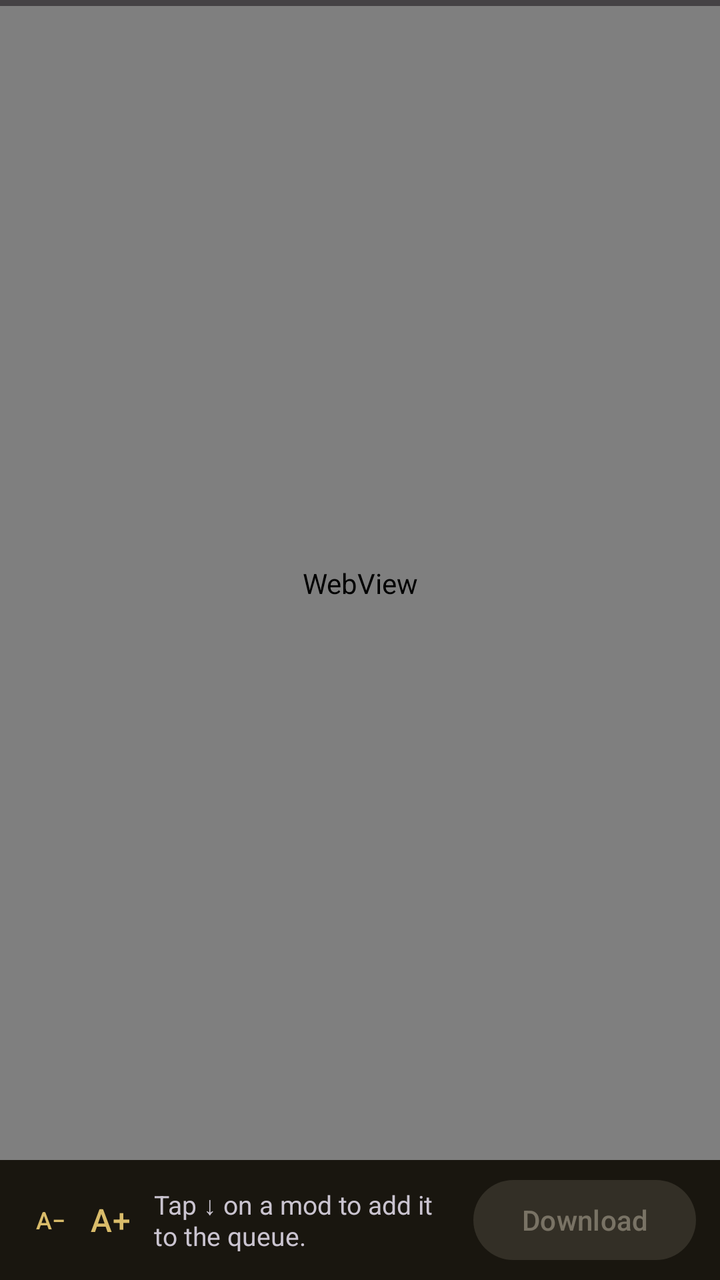
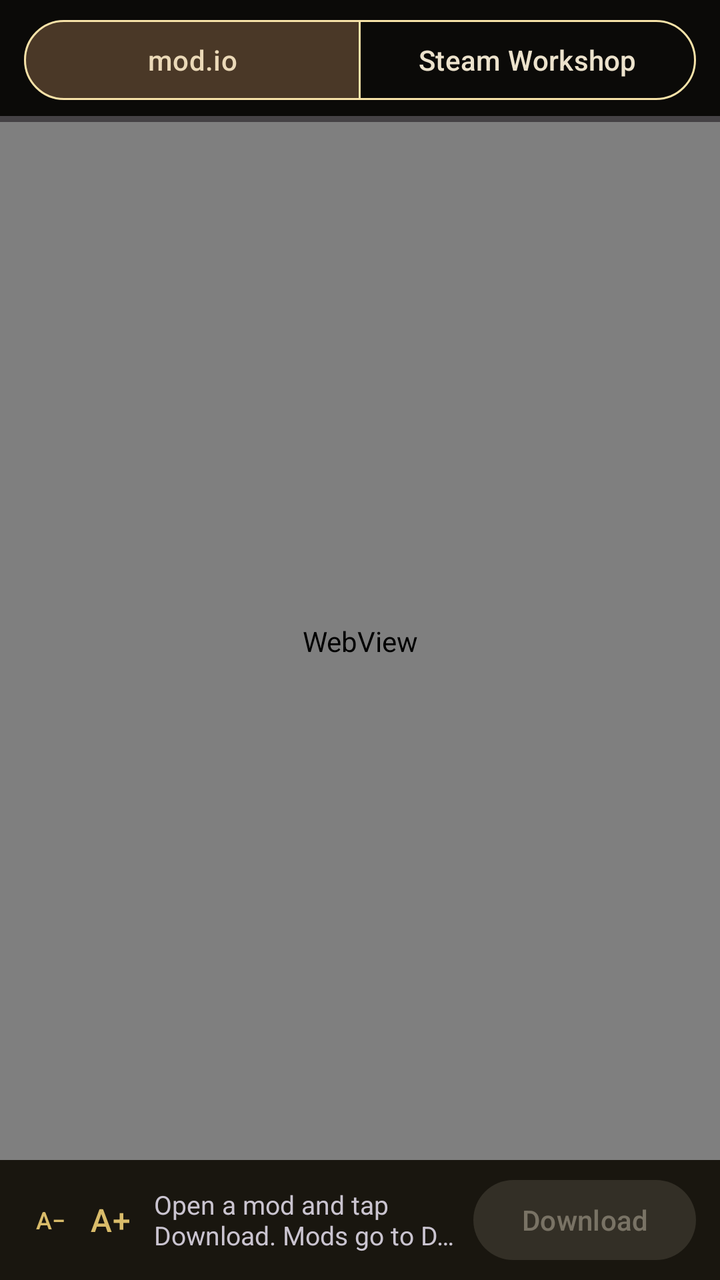

An Android layout rendered at two revisions. The XML below is the earlier revision; the diff shows what the commit changed to produce the second picture.
<!-- AndroidManifest.xml: application theme AppTheme -->
<!-- res/layout/fragment_workshop.xml -->
<?xml version="1.0" encoding="utf-8"?>
<LinearLayout xmlns:android="http://schemas.android.com/apk/res/android"
    xmlns:app="http://schemas.android.com/apk/res-auto"
    android:layout_width="match_parent"
    android:layout_height="match_parent"
    android:orientation="vertical">

    <ProgressBar
        android:id="@+id/pb_workshop"
        style="?android:attr/progressBarStyleHorizontal"
        android:layout_width="match_parent"
        android:layout_height="3dp"
        android:indeterminate="false"
        android:max="100" />

    <FrameLayout
        android:layout_width="match_parent"
        android:layout_height="0dp"
        android:layout_weight="1">

        <WebView
            android:id="@+id/wv_workshop"
            android:layout_width="match_parent"
            android:layout_height="match_parent" />

        
        <LinearLayout
            android:id="@+id/ll_workshop_offline"
            android:layout_width="match_parent"
            android:layout_height="match_parent"
            android:background="?attr/colorSurface"
            android:gravity="center"
            android:orientation="vertical"
            android:padding="32dp"
            android:visibility="gone">

            <ImageView
                android:layout_width="48dp"
                android:layout_height="48dp"
                android:importantForAccessibility="no"
                android:src="@drawable/ic_steam"
                app:tint="?attr/colorOnSurfaceVariant" />

            <TextView
                android:layout_width="wrap_content"
                android:layout_height="wrap_content"
                android:layout_marginTop="16dp"
                android:gravity="center"
                android:text="@string/workshop_offline"
                android:textAppearance="?attr/textAppearanceBodyLarge" />

            <com.google.android.material.button.MaterialButton
                android:id="@+id/btn_workshop_retry"
                android:layout_width="wrap_content"
                android:layout_height="wrap_content"
                android:layout_marginTop="16dp"
                android:text="@string/workshop_retry" />
        </LinearLayout>
    </FrameLayout>

    <LinearLayout
        android:id="@+id/ll_workshop_bar"
        android:layout_width="match_parent"
        android:layout_height="wrap_content"
        android:background="?attr/colorSurfaceContainer"
        android:gravity="center_vertical"
        android:orientation="horizontal"
        android:paddingStart="12dp"
        android:paddingTop="6dp"
        android:paddingEnd="12dp"
        android:paddingBottom="6dp">

        <com.google.android.material.button.MaterialButton
            android:id="@+id/btn_workshop_text_smaller"
            style="@style/Widget.Material3.Button.TextButton"
            android:layout_width="wrap_content"
            android:layout_height="wrap_content"
            android:minWidth="0dp"
            android:paddingStart="6dp"
            android:paddingEnd="6dp"
            android:contentDescription="@string/workshop_text_smaller"
            android:text="A−"
            android:textSize="12sp" />

        <com.google.android.material.button.MaterialButton
            android:id="@+id/btn_workshop_text_larger"
            style="@style/Widget.Material3.Button.TextButton"
            android:layout_width="wrap_content"
            android:layout_height="wrap_content"
            android:layout_marginEnd="6dp"
            android:minWidth="0dp"
            android:paddingStart="6dp"
            android:paddingEnd="6dp"
            android:contentDescription="@string/workshop_text_larger"
            android:text="A+"
            android:textSize="16sp" />

        <TextView
            android:id="@+id/tv_workshop_item"
            android:layout_width="0dp"
            android:layout_height="wrap_content"
            android:layout_weight="1"
            android:ellipsize="end"
            android:maxLines="2"
            android:text="@string/workshop_open_a_mod"
            android:textSize="13sp" />

        <com.google.android.material.button.MaterialButton
            android:id="@+id/btn_workshop_queue"
            style="@style/Widget.Material3.Button.TonalButton"
            android:layout_width="wrap_content"
            android:layout_height="wrap_content"
            android:layout_marginStart="8dp"
            android:text="@string/workshop_add_to_queue"
            android:visibility="gone" />

        <com.google.android.material.button.MaterialButton
            android:id="@+id/btn_workshop_download"
            android:layout_width="wrap_content"
            android:layout_height="wrap_content"
            android:layout_marginStart="8dp"
            android:enabled="false"
            android:text="@string/workshop_download_go" />
    </LinearLayout>
</LinearLayout>
<!-- resources referenced by this layout -->
<resources>
  <!-- drawable ic_steam (drawable) -->
  <vector xmlns:android="http://schemas.android.com/apk/res/android" android:height="36dp" android:viewportHeight="58" android:viewportWidth="58" android:width="36dp">
        
      <path android:fillColor="#000000" android:pathData="M50,26c2.206,0 4,-1.794 4,-4s-1.794,-4 -4,-4s-4,1.794 -4,4S47.794,26 50,26zM50,20c1.103,0 2,0.897 2,2s-0.897,2 -2,2s-2,-0.897 -2,-2S48.897,20 50,20z"/>
        
      <path android:fillColor="#000000" android:pathData="M55.918,27.364C57.207,25.943 58,24.065 58,22c0,-4.411 -3.589,-8 -8,-8c-3.661,0 -6.748,2.475 -7.695,5.837l-4.197,11.193c-0.961,0.058 -1.883,0.321 -2.721,0.781l-20.47,-8.389C14.387,19.75 11.231,17 7.5,17C3.364,17 0,20.364 0,24.5S3.364,32 7.5,32c1.494,0 2.912,-0.452 4.144,-1.274l20.592,8.44c0.006,0.034 -0.002,0.067 0.008,0.101C33.029,42.054 35.602,44 38.5,44c3.584,0 6.5,-2.916 6.5,-6.5c0,-0.175 -0.013,-0.348 -0.026,-0.52l10.68,-9.223C55.78,27.647 55.861,27.51 55.918,27.364zM50,16c3.309,0 6,2.691 6,6s-2.691,6 -6,6s-6,-2.691 -6,-6c0,-0.531 0.076,-1.044 0.206,-1.535l0.23,-0.614c0.019,-0.051 0.014,-0.103 0.025,-0.155C45.367,17.528 47.507,16 50,16zM6.241,26.351c-1.02,-0.418 -1.51,-1.589 -1.093,-2.608c0.42,-1.019 1.591,-1.511 2.61,-1.093l26.918,11.032c0.19,0.186 0.433,0.283 0.69,0.283l2.891,1.185c0.495,0.203 0.881,0.586 1.087,1.079s0.208,1.036 0.005,1.531c-0.417,1.021 -1.584,1.512 -2.608,1.092L6.241,26.351zM7.5,30C4.468,30 2,27.532 2,24.5S4.468,19 7.5,19c2.293,0 4.274,1.425 5.089,3.467l-4.073,-1.669c-2.04,-0.835 -4.381,0.146 -5.219,2.185c-0.835,2.04 0.145,4.381 2.185,5.218l3.725,1.527C8.662,29.906 8.089,30 7.5,30zM38.5,42c-1.394,0 -2.668,-0.66 -3.505,-1.703l0.988,0.405c0.489,0.2 1.003,0.3 1.517,0.3c0.523,0 1.047,-0.104 1.545,-0.313c0.985,-0.412 1.751,-1.184 2.155,-2.172c0.837,-2.041 -0.143,-4.382 -2.184,-5.22l-0.694,-0.285C38.382,33.011 38.44,33 38.5,33c2.481,0 4.5,2.019 4.5,4.5S40.981,42 38.5,42zM40.171,31.226l2.377,-6.338c1.161,2.985 4.058,5.111 7.449,5.112l-5.582,4.821C43.617,33.066 42.064,31.731 40.171,31.226z"/>
      
  </vector>
  <string name="workshop_download_go">Download</string>
  <string name="workshop_offline">No connection to Steam. The Workshop works only online.</string>
  <string name="workshop_open_a_mod">Tap ↓ on a mod to add it to the queue.</string>
  <string name="workshop_retry">Try again</string>
  <color name="deephall_lilac">#D9BC6A</color>
  <color name="deephall_on_lilac">#2A2006</color>
  <color name="deephall_lilac_dark">#5A4719</color>
  <color name="deephall_cream">#F7E2A8</color>
  <color name="md_theme_secondary">#B89E73</color>
  <color name="md_theme_onSecondary">#2E220E</color>
  <color name="md_theme_tertiary">#C8C4E8</color>
  <color name="md_theme_onTertiary">#2A2846</color>
  <color name="md_theme_error">#FFB4AB</color>
  <color name="md_theme_onError">#690005</color>
  <color name="md_theme_errorContainer">#93000A</color>
  <color name="md_theme_background">#0B0A08</color>
  <color name="md_theme_onBackground">#ECE2CC</color>
  <color name="md_theme_surface">#0B0A08</color>
  <color name="md_theme_onSurface">#ECE2CC</color>
  <color name="md_theme_surfaceVariant">#2A241A</color>
  <color name="md_theme_outlineVariant">#4A3F2C</color>
  <color name="md_theme_inverseSurface">#ECE2CC</color>
  <color name="md_theme_inverseOnSurface">#2A251C</color>
  <color name="md_theme_inversePrimary">#735C1E</color>
  <color name="md_theme_primaryFixed">#F7E2A8</color>
  <color name="md_theme_onPrimaryFixed">#241A00</color>
  <color name="md_theme_primaryFixedDim">#D9BC6A</color>
  <color name="md_theme_secondaryFixed">#F2E0BF</color>
  <color name="md_theme_onSecondaryFixed">#251A07</color>
  <color name="md_theme_tertiaryFixed">#E4E0FF</color>
  <color name="md_theme_onTertiaryFixed">#16143A</color>
  <color name="md_theme_tertiaryFixedDim">#C8C4E8</color>
  <color name="md_theme_surfaceDim">#0B0A08</color>
  <color name="md_theme_surfaceBright">#332D22</color>
  <color name="md_theme_surfaceContainer">#19160F</color>
  <!-- unchanged entries left out for length: 21 -->
</resources>

<!-- the commit's change to res/layout/fragment_workshop.xml (unified diff, before → after) -->
@@ -4,6 +4,35 @@
     android:layout_width="match_parent"
     android:layout_height="match_parent"
     android:orientation="vertical">
+
+    <com.google.android.material.button.MaterialButtonToggleGroup
+        android:id="@+id/tg_workshop_source"
+        android:layout_width="match_parent"
+        android:layout_height="wrap_content"
+        android:layout_marginStart="12dp"
+        android:layout_marginTop="6dp"
+        android:layout_marginEnd="12dp"
+        android:layout_marginBottom="4dp"
+        app:checkedButton="@id/btn_source_modio"
+        app:selectionRequired="true"
+        app:singleSelection="true">
+
+        <com.google.android.material.button.MaterialButton
+            android:id="@+id/btn_source_modio"
+            style="?attr/materialButtonOutlinedStyle"
+            android:layout_width="0dp"
+            android:layout_height="wrap_content"
+            android:layout_weight="1"
+            android:text="@string/workshop_source_modio" />
+
+        <com.google.android.material.button.MaterialButton
+            android:id="@+id/btn_source_steam"
+            style="?attr/materialButtonOutlinedStyle"
+            android:layout_width="0dp"
+            android:layout_height="wrap_content"
+            android:layout_weight="1"
+            android:text="@string/workshop_source_steam" />
+    </com.google.android.material.button.MaterialButtonToggleGroup>
 
     <ProgressBar
         android:id="@+id/pb_workshop"
@@ -24,6 +53,17 @@
             android:layout_height="match_parent" />
 
         
+        <com.google.android.material.floatingactionbutton.ExtendedFloatingActionButton
+            android:id="@+id/fab_workshop_download"
+            android:layout_width="wrap_content"
+            android:layout_height="wrap_content"
+            android:layout_gravity="bottom|end"
+            android:layout_margin="16dp"
+            android:text="@string/modio_download"
+            android:visibility="gone"
+            app:icon="@drawable/ic_download" />
+
+        
         <LinearLayout
             android:id="@+id/ll_workshop_offline"
             android:layout_width="match_parent"
@@ -38,7 +78,7 @@
                 android:layout_width="48dp"
                 android:layout_height="48dp"
                 android:importantForAccessibility="no"
-                android:src="@drawable/ic_steam"
+                android:src="@drawable/ic_nav_workshop"
                 app:tint="?attr/colorOnSurfaceVariant" />
 
             <TextView
@@ -57,6 +97,22 @@
                 android:text="@string/workshop_retry" />
         </LinearLayout>
     </FrameLayout>
+
+    
+    <TextView
+        android:id="@+id/tv_workshop_status"
+        android:layout_width="match_parent"
+        android:layout_height="wrap_content"
+        android:background="?attr/colorSurfaceContainerHigh"
+        android:ellipsize="end"
+        android:maxLines="1"
+        android:paddingStart="12dp"
+        android:paddingTop="4dp"
+        android:paddingEnd="12dp"
+        android:paddingBottom="4dp"
+        android:textColor="?attr/colorPrimary"
+        android:textSize="12sp"
+        android:visibility="gone" />
 
     <LinearLayout
         android:id="@+id/ll_workshop_bar"
@@ -102,7 +158,7 @@
             android:layout_weight="1"
             android:ellipsize="end"
             android:maxLines="2"
-            android:text="@string/workshop_open_a_mod"
+            android:text="@string/workshop_modio_hint"
             android:textSize="13sp" />
 
         <com.google.android.material.button.MaterialButton
<!-- resource entries referenced after the edit -->
@@ -1,17 +1,34 @@
 <!-- resources referenced by this layout -->
 <resources>
-  <!-- drawable ic_steam (drawable) -->
-  <vector xmlns:android="http://schemas.android.com/apk/res/android" android:height="36dp" android:viewportHeight="58" android:viewportWidth="58" android:width="36dp">
-        
-      <path android:fillColor="#000000" android:pathData="M50,26c2.206,0 4,-1.794 4,-4s-1.794,-4 -4,-4s-4,1.794 -4,4S47.794,26 50,26zM50,20c1.103,0 2,0.897 2,2s-0.897,2 -2,2s-2,-0.897 -2,-2S48.897,20 50,20z"/>
-        
-      <path android:fillColor="#000000" android:pathData="M55.918,27.364C57.207,25.943 58,24.065 58,22c0,-4.411 -3.589,-8 -8,-8c-3.661,0 -6.748,2.475 -7.695,5.837l-4.197,11.193c-0.961,0.058 -1.883,0.321 -2.721,0.781l-20.47,-8.389C14.387,19.75 11.231,17 7.5,17C3.364,17 0,20.364 0,24.5S3.364,32 7.5,32c1.494,0 2.912,-0.452 4.144,-1.274l20.592,8.44c0.006,0.034 -0.002,0.067 0.008,0.101C33.029,42.054 35.602,44 38.5,44c3.584,0 6.5,-2.916 6.5,-6.5c0,-0.175 -0.013,-0.348 -0.026,-0.52l10.68,-9.223C55.78,27.647 55.861,27.51 55.918,27.364zM50,16c3.309,0 6,2.691 6,6s-2.691,6 -6,6s-6,-2.691 -6,-6c0,-0.531 0.076,-1.044 0.206,-1.535l0.23,-0.614c0.019,-0.051 0.014,-0.103 0.025,-0.155C45.367,17.528 47.507,16 50,16zM6.241,26.351c-1.02,-0.418 -1.51,-1.589 -1.093,-2.608c0.42,-1.019 1.591,-1.511 2.61,-1.093l26.918,11.032c0.19,0.186 0.433,0.283 0.69,0.283l2.891,1.185c0.495,0.203 0.881,0.586 1.087,1.079s0.208,1.036 0.005,1.531c-0.417,1.021 -1.584,1.512 -2.608,1.092L6.241,26.351zM7.5,30C4.468,30 2,27.532 2,24.5S4.468,19 7.5,19c2.293,0 4.274,1.425 5.089,3.467l-4.073,-1.669c-2.04,-0.835 -4.381,0.146 -5.219,2.185c-0.835,2.04 0.145,4.381 2.185,5.218l3.725,1.527C8.662,29.906 8.089,30 7.5,30zM38.5,42c-1.394,0 -2.668,-0.66 -3.505,-1.703l0.988,0.405c0.489,0.2 1.003,0.3 1.517,0.3c0.523,0 1.047,-0.104 1.545,-0.313c0.985,-0.412 1.751,-1.184 2.155,-2.172c0.837,-2.041 -0.143,-4.382 -2.184,-5.22l-0.694,-0.285C38.382,33.011 38.44,33 38.5,33c2.481,0 4.5,2.019 4.5,4.5S40.981,42 38.5,42zM40.171,31.226l2.377,-6.338c1.161,2.985 4.058,5.111 7.449,5.112l-5.582,4.821C43.617,33.066 42.064,31.731 40.171,31.226z"/>
-      
+  <!-- drawable ic_download (drawable) -->
+  <vector xmlns:android="http://schemas.android.com/apk/res/android"
+      android:width="24dp"
+      android:height="24dp"
+      android:viewportWidth="24"
+      android:viewportHeight="24"
+      android:tint="?attr/colorControlNormal">
+      <path
+          android:fillColor="@android:color/white"
+          android:pathData="M5,20h14v-2H5v2zM19,9h-4V3H9v6H5l7,7 7,-7z"/>
   </vector>
+  <!-- drawable ic_nav_workshop (drawable) -->
+  <vector xmlns:android="http://schemas.android.com/apk/res/android"
+      android:width="24dp"
+      android:height="24dp"
+      android:viewportWidth="24"
+      android:viewportHeight="24"
+      android:tint="?attr/colorControlNormal">
+      <path
+          android:fillColor="@android:color/white"
+          android:pathData="M20.5,11H19V7c0,-1.1 -0.9,-2 -2,-2h-4V3.5C13,2.12 11.88,1 10.5,1S8,2.12 8,3.5V5H4c-1.1,0 -1.99,0.9 -1.99,2v3.8H3.5c1.49,0 2.7,1.21 2.7,2.7s-1.21,2.7 -2.7,2.7H2V20c0,1.1 0.9,2 2,2h3.8v-1.5c0,-1.49 1.21,-2.7 2.7,-2.7 1.49,0 2.7,1.21 2.7,2.7V22H17c1.1,0 2,-0.9 2,-2v-4h1.5c1.38,0 2.5,-1.12 2.5,-2.5S21.88,11 20.5,11z"/>
+  </vector>
+  <string name="modio_download">Download</string>
   <string name="workshop_download_go">Download</string>
-  <string name="workshop_offline">No connection to Steam. The Workshop works only online.</string>
-  <string name="workshop_open_a_mod">Tap ↓ on a mod to add it to the queue.</string>
+  <string name="workshop_modio_hint">Open a mod and tap Download. Mods go to Download/SyxDroid; install them in Mods.</string>
+  <string name="workshop_offline">No connection to the mods site. Mods online need the internet.</string>
   <string name="workshop_retry">Try again</string>
+  <string name="workshop_source_modio">mod.io</string>
+  <string name="workshop_source_steam">Steam Workshop</string>
   <color name="deephall_lilac">#D9BC6A</color>
   <color name="deephall_on_lilac">#2A2006</color>
   <color name="deephall_lilac_dark">#5A4719</color>
